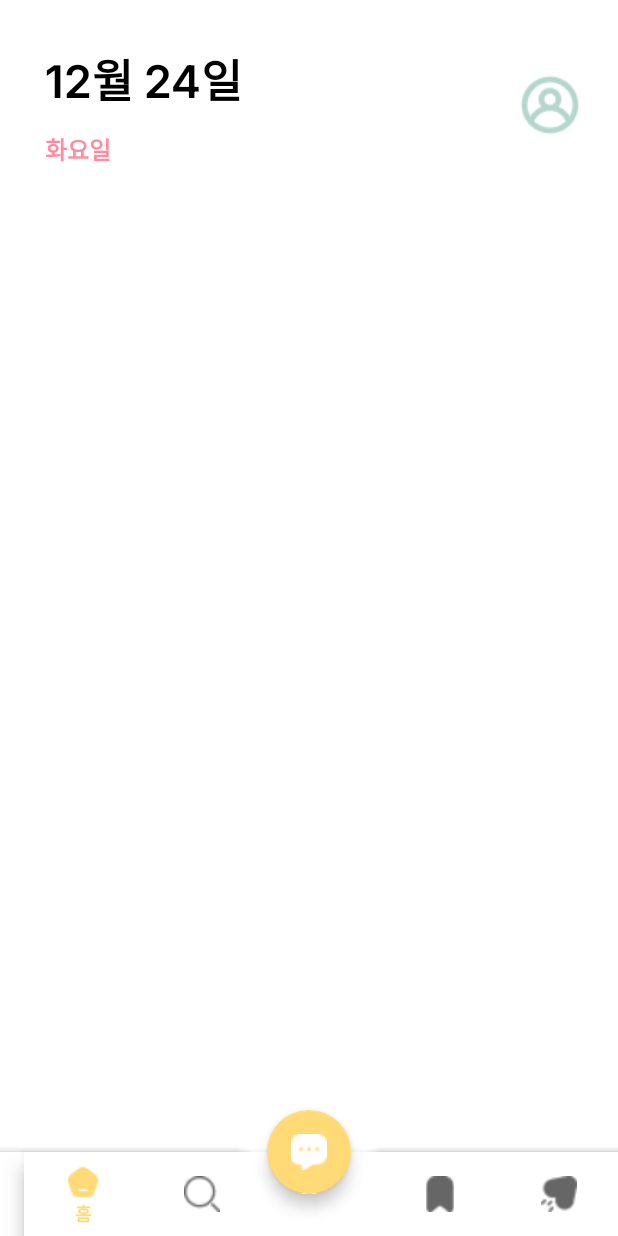
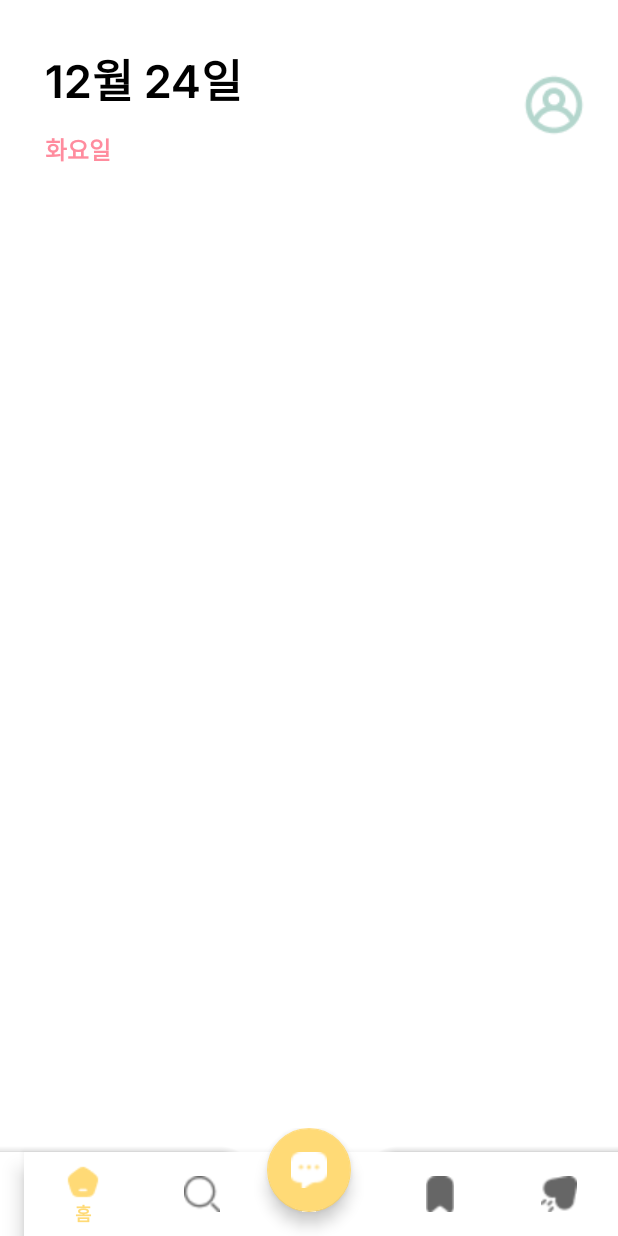
Before and after one commit to Pickable-v2/frontend, an Android app: the screen it shows after launch (MainActivity), on a phone screen of 412 x 824 dp. Run offline under Robolectric (Android 15) with nearby library versions, the phone set to English and light mode, and no system bars.

Commit message:
fix : 하단바 수정

```diff
--- /dev/null
+++ b/app/src/main/java/com/example/pickable/BaseActivity.kt
@@ -0,0 +1,64 @@
+package com.example.pickable
+
+import android.content.Intent
+import android.os.Bundle
+import android.util.Log
+import androidx.appcompat.app.AppCompatActivity
+import com.google.android.material.bottomnavigation.BottomNavigationView
+import com.google.android.material.floatingactionbutton.FloatingActionButton
+
+
+abstract class BaseActivity : AppCompatActivity() {
+    override fun onCreate(savedInstanceState: Bundle?) {
+        super.onCreate(savedInstanceState)
+
+        //자식 Activity위임
+        val layoutId = getLayoutId()
+        setContentView(layoutId)
+        setupBottomNavigation()
+    }
+
+    abstract fun getLayoutId(): Int
+
+    private fun setupBottomNavigation() {
+        // BottomNavigationView와 FloatingActionButton 설정
+        val bottomNavigationView: BottomNavigationView = findViewById(R.id.bottomNavigationView)
+        val floatingButton: FloatingActionButton = findViewById(R.id.floatingButton)
+
+        // Bottom Navigation 버튼 선택 시 이벤트 처리
+        bottomNavigationView.setOnItemSelectedListener { item ->
+            when (item.itemId) {
+                R.id.nav_home -> {
+                    // TODO: 홈 화면으로 전환
+                    Log.d("BottomNav", "Home selected")
+                    val intent = Intent(this, MainActivity::class.java)
+                    startActivity(intent)
+//                    overridePendingTransition(0, 0) // 애니메이션 제거
+                    true
+                }
+                R.id.nav_search -> {
+                    // TODO: 검색 화면으로 전환
+                    Log.d("BottomNav", "Search selected")
+                    val intent = Intent(this, RestaurantsSearchActivity::class.java)
+                    startActivity(intent)
+//                    overridePendingTransition(0, 0) // 애니메이션 제거
+                    true
+                }
+                R.id.nav_review -> {
+                    // TODO: 리뷰 화면으로 전환
+                    true
+                }
+                R.id.nav_rank -> {
+                    // TODO: 랭킹 화면으로 전환
+                    true
+                }
+                else -> false
+            }
+        }
+
+        // FloatingActionButton 클릭 이벤트
+        floatingButton.setOnClickListener {
+            // TODO: 채팅 페이지로 이동
+        }
+    }
+}
--- a/app/src/main/java/com/example/pickable/MainActivity.kt
+++ b/app/src/main/java/com/example/pickable/MainActivity.kt
@@ -11,11 +11,14 @@ import java.time.LocalDate
 import java.time.format.DateTimeFormatter
 import java.util.Calendar
 
-class MainActivity : AppCompatActivity() {
+class MainActivity : BaseActivity() {
+
+    override fun getLayoutId(): Int {
+        return R.layout.activity_main // MainActivity의 레이아웃 리소스
+    }
 
     override fun onCreate(savedInstanceState: Bundle?) {
         super.onCreate(savedInstanceState)
-        setContentView(R.layout.activity_main)
 
         // 날짜와 요일 설정
         val dateText: TextView = findViewById(R.id.dateText)
@@ -31,42 +34,6 @@ class MainActivity : AppCompatActivity() {
         mypageBtn.setOnClickListener {
             val intent = Intent(this, MyPageActivity::class.java)
             startActivity(intent)
-        }
-
-        // BottomNavigationView와 FloatingActionButton 설정
-        val bottomNavigationView: BottomNavigationView = findViewById(R.id.bottomNavigationView)
-        val floatingButton: FloatingActionButton = findViewById(R.id.floatingButton)
-
-        // Bottom Navigation 버튼 선택 시 이벤트 처리
-        bottomNavigationView.setOnItemSelectedListener { item ->
-            when (item.itemId) {
-                R.id.nav_home -> {
-                    // TODO: 홈 화면으로 전환
-                    val intent = Intent(this, MainActivity::class.java)
-                    startActivity(intent)
-                    true
-                }
-                R.id.nav_search -> {
-                    // TODO: 검색 화면으로 전환
-                    val intent = Intent(this, RestaurantsSearchActivity::class.java)
-                    startActivity(intent)
-                    true
-                }
-                R.id.nav_review -> {
-                    // TODO: 리뷰 화면으로 전환
-                    true
-                }
-                R.id.nav_rank -> {
-                    // TODO: 랭킹 화면으로 전환
-                    true
-                }
-                else -> false
-            }
-        }
-
-        // FloatingActionButton 클릭 이벤트
-        floatingButton.setOnClickListener {
-            // TODO: 채팅 페이지로 이동
         }
     }
 
--- a/app/src/main/java/com/example/pickable/RestaurantsSearchActivity.kt
+++ b/app/src/main/java/com/example/pickable/RestaurantsSearchActivity.kt
@@ -12,13 +12,18 @@ import androidx.appcompat.widget.SearchView
 
 data class Restaurant(val name: String, val address: String, val rating: Float, val category: String)
 
-class RestaurantsSearchActivity : AppCompatActivity() {
+class RestaurantsSearchActivity : BaseActivity() {
+
+    override fun getLayoutId(): Int {
+        return R.layout.activity_restaurants_serach // RestaurantsSearchActivity에 해당하는 레이아웃 리소스를 반환
+    }
+
     private lateinit var restaurantAdapter: RestaurantListAdapter
     private lateinit var restaurantList: List<Restaurant>
 
     override fun onCreate(savedInstanceState: Bundle?) {
         super.onCreate(savedInstanceState)
-        setContentView(R.layout.activity_restaurants_serach)
+
 
         // View 참조
         val spinner: Spinner = findViewById(R.id.spinner)
--- a/app/src/main/res/layout/activity_main.xml
+++ b/app/src/main/res/layout/activity_main.xml
@@ -1,22 +1,24 @@
 <?xml version="1.0" encoding="utf-8"?>
-<androidx.coordinatorlayout.widget.CoordinatorLayout
-    xmlns:android="http://schemas.android.com/apk/res/android"
+<androidx.constraintlayout.widget.ConstraintLayout xmlns:android="http://schemas.android.com/apk/res/android"
     xmlns:app="http://schemas.android.com/apk/res-auto"
     xmlns:tools="http://schemas.android.com/tools"
+    android:id="@+id/main"
     android:layout_width="match_parent"
     android:layout_height="match_parent"
     tools:context=".MainActivity">
 
     <!-- 상단 날짜 및 요일 섹션 -->
     <LinearLayout
-        android:layout_width="409dp"
-        android:layout_height="432dp"
+        android:layout_width="match_parent"
+        android:layout_height="match_parent"
         android:orientation="vertical"
         app:layout_constraintBottom_toBottomOf="parent"
         app:layout_constraintEnd_toEndOf="parent"
+        app:layout_constraintHorizontal_bias="0.0"
         app:layout_constraintStart_toStartOf="parent"
         app:layout_constraintTop_toTopOf="parent"
-        app:layout_constraintVertical_bias="0.1">
+        app:layout_constraintVertical_bias="0.0"
+        tools:context=".MainActivity">
 
         <LinearLayout
             android:layout_width="match_parent"
@@ -67,36 +69,19 @@
 
         <androidx.viewpager2.widget.ViewPager2
             android:layout_width="match_parent"
-            android:layout_height="match_parent" />
+            android:layout_height="0dp"
+            app:layout_constraintTop_toBottomOf="@id/dateText"
+            app:layout_constraintBottom_toTopOf="@id/bottomBar" />
 
     </LinearLayout>
 
-    <!-- BottomAppBar -->
-    <com.google.android.material.bottomappbar.BottomAppBar
-        android:id="@+id/bottomAppBar"
+    <include
+        android:id="@+id/bottomBar"
+        layout="@layout/bottom_bar_layout"
         android:layout_width="match_parent"
         android:layout_height="wrap_content"
-        android:layout_gravity="bottom"
-        app:fabAlignmentMode="center"
-        app:fabCradleMargin="8dp"
-        app:fabCradleRoundedCornerRadius="16dp">
+        app:layout_constraintBottom_toBottomOf="parent"
+        app:layout_constraintStart_toStartOf="parent"
+        app:layout_constraintEnd_toEndOf="parent" />
 
-        <!-- Bottom Navigation Menu -->
-        <com.google.android.material.bottomnavigation.BottomNavigationView
-            android:id="@+id/bottomNavigationView"
-            android:layout_width="match_parent"
-            android:layout_height="wrap_content"
-            app:menu="@menu/bottom_nav_menu"/>
-    </com.google.android.material.bottomappbar.BottomAppBar>
-
-    <!-- FloatingActionButton -->
-    <com.google.android.material.floatingactionbutton.FloatingActionButton
-        android:id="@+id/floatingButton"
-        android:layout_width="wrap_content"
-        android:layout_height="wrap_content"
-        android:src="@drawable/ic_chat"
-        app:layout_anchor="@id/bottomAppBar"
-        app:layout_anchorGravity="center"
-        app:backgroundTint="@color/colorAccent"
-        app:tint="@android:color/white"/>
-</androidx.coordinatorlayout.widget.CoordinatorLayout>
+</androidx.constraintlayout.widget.ConstraintLayout>
--- a/app/src/main/res/layout/activity_restaurants_serach.xml
+++ b/app/src/main/res/layout/activity_restaurants_serach.xml
@@ -76,4 +76,13 @@
             app:layout_constraintVertical_bias="0.0" />
 
     </androidx.constraintlayout.widget.ConstraintLayout>
+    <include
+        android:id="@+id/bottomBar"
+        layout="@layout/bottom_bar_layout"
+        android:layout_width="match_parent"
+        android:layout_height="wrap_content"
+        app:layout_constraintBottom_toBottomOf="parent"
+        app:layout_constraintStart_toStartOf="parent"
+        app:layout_constraintEnd_toEndOf="parent" />
+
 </androidx.constraintlayout.widget.ConstraintLayout>
--- /dev/null
+++ b/app/src/main/res/layout/bottom_bar_layout.xml
@@ -0,0 +1,37 @@
+<?xml version="1.0" encoding="utf-8"?>
+<androidx.coordinatorlayout.widget.CoordinatorLayout
+    xmlns:android="http://schemas.android.com/apk/res/android"
+    xmlns:app="http://schemas.android.com/apk/res-auto"
+    android:layout_width="match_parent"
+    android:layout_height="match_parent">
+
+    <!-- BottomAppBar -->
+    <com.google.android.material.bottomappbar.BottomAppBar
+        android:id="@+id/bottomAppBar"
+        android:layout_width="match_parent"
+        android:layout_height="wrap_content"
+        android:layout_gravity="bottom"
+        app:fabAlignmentMode="center"
+        app:fabCradleMargin="15dp"
+        app:fabCradleRoundedCornerRadius="20dp">
+
+        <!-- Bottom Navigation Menu -->
+        <com.google.android.material.bottomnavigation.BottomNavigationView
+            android:id="@+id/bottomNavigationView"
+            android:layout_width="match_parent"
+            android:layout_height="wrap_content"
+            app:menu="@menu/bottom_nav_menu"/>
+    </com.google.android.material.bottomappbar.BottomAppBar>
+
+    <!-- FloatingActionButton -->
+    <com.google.android.material.floatingactionbutton.FloatingActionButton
+        android:id="@+id/floatingButton"
+        android:layout_width="wrap_content"
+        android:layout_height="wrap_content"
+        android:src="@drawable/ic_chat"
+        app:layout_anchor="@id/bottomAppBar"
+        app:layout_anchorGravity="center"
+        app:backgroundTint="@color/colorAccent"
+        app:tint="@android:color/white"/>
+
+</androidx.coordinatorlayout.widget.CoordinatorLayout>
```
